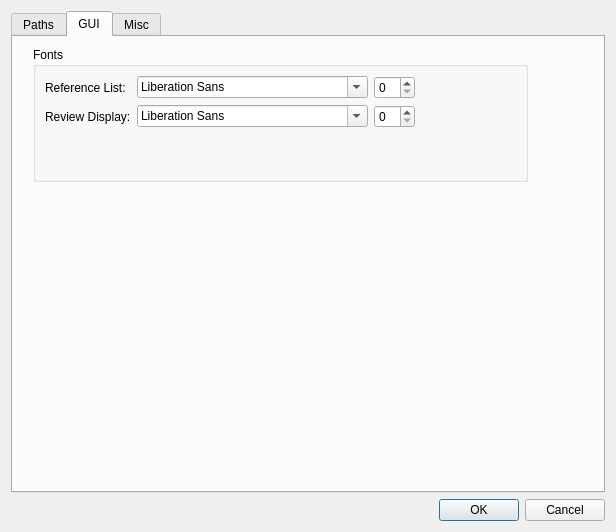
Qt form settings.ui (mukoan/ReferenceOrganiser) before a commit.
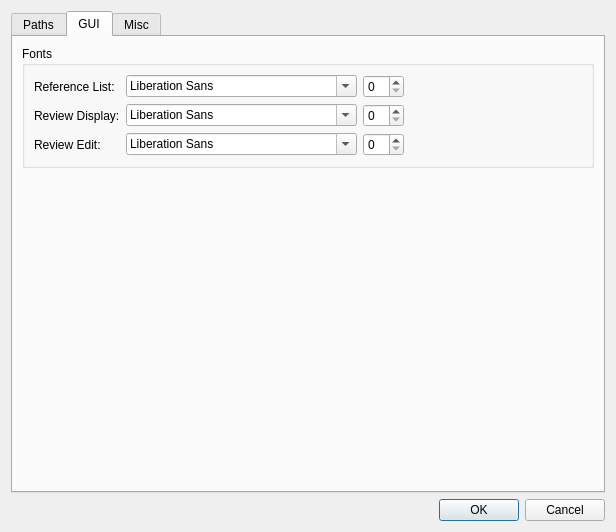
The same form after that commit. The open tabs and pages were chosen to show the change.

Commit message: Change review editor font: finished font preferences #109.

The edit to the form file:
```diff
--- a/settings.ui
+++ b/settings.ui
@@ -14,7 +14,7 @@
    <string>Preferences</string>
   </property>
   <layout class="QGridLayout" name="gridLayout">
-   <item row="0" column="0">
+   <item row="2" column="0">
     <widget class="QTabWidget" name="tabWidget">
      <property name="currentIndex">
       <number>0</number>
@@ -125,15 +125,9 @@
       <attribute name="title">
        <string>GUI</string>
       </attribute>
+      <layout class="QVBoxLayout" name="verticalLayout_4">
+       <item>
       <widget class="QGroupBox" name="groupBox_5">
-       <property name="geometry">
-        <rect>
-         <x>20</x>
-         <y>10</y>
-         <width>495</width>
-         <height>135</height>
-        </rect>
-       </property>
        <property name="title">
         <string>Fonts</string>
        </property>
@@ -161,14 +155,21 @@
           </item>
          </layout>
         </item>
-        <item row="3" column="0">
+          <item row="0" column="0">
+           <widget class="QLabel" name="label_12">
+            <property name="text">
+             <string>Reference List:</string>
+            </property>
+           </widget>
+          </item>
+          <item row="1" column="0">
          <widget class="QLabel" name="label_13">
           <property name="text">
            <string>Review Display:</string>
           </property>
          </widget>
         </item>
-        <item row="3" column="1">
+          <item row="1" column="1">
          <layout class="QHBoxLayout" name="horizontalLayout_5">
           <item>
            <widget class="QFontComboBox" name="reviewFontCombo"/>
@@ -191,15 +192,53 @@
           </item>
          </layout>
         </item>
-        <item row="0" column="0">
-         <widget class="QLabel" name="label_12">
+          <item row="2" column="0">
+           <widget class="QLabel" name="label_14">
           <property name="text">
-           <string>Reference List:</string>
+             <string>Review Edit:</string>
           </property>
          </widget>
         </item>
-       </layout>
-      </widget>
+          <item row="2" column="1">
+           <layout class="QHBoxLayout" name="horizontalLayout_6">
+            <item>
+             <widget class="QFontComboBox" name="reviewEditFontCombo"/>
+            </item>
+            <item>
+             <widget class="QSpinBox" name="reviewEditFontSizeSpin"/>
+            </item>
+            <item>
+             <spacer name="horizontalSpacer_4">
+              <property name="orientation">
+               <enum>Qt::Horizontal</enum>
+              </property>
+              <property name="sizeHint" stdset="0">
+               <size>
+                <width>40</width>
+                <height>20</height>
+               </size>
+              </property>
+             </spacer>
+            </item>
+           </layout>
+          </item>
+         </layout>
+        </widget>
+       </item>
+       <item>
+        <spacer name="verticalSpacer_3">
+         <property name="orientation">
+          <enum>Qt::Vertical</enum>
+         </property>
+         <property name="sizeHint" stdset="0">
+          <size>
+           <width>20</width>
+           <height>40</height>
+          </size>
+         </property>
+        </spacer>
+       </item>
+      </layout>
      </widget>
      <widget class="QWidget" name="tab_2">
       <attribute name="title">
@@ -407,7 +446,7 @@
      </widget>
     </widget>
    </item>
-   <item row="1" column="0">
+   <item row="3" column="0">
     <widget class="QDialogButtonBox" name="buttonBox">
      <property name="orientation">
       <enum>Qt::Horizontal</enum>
```
Left out of the diff: 1 changed line with no effect on the pictures. Lines whose indentation alone changed are shown as unchanged. The commit also changes 6 other files.
